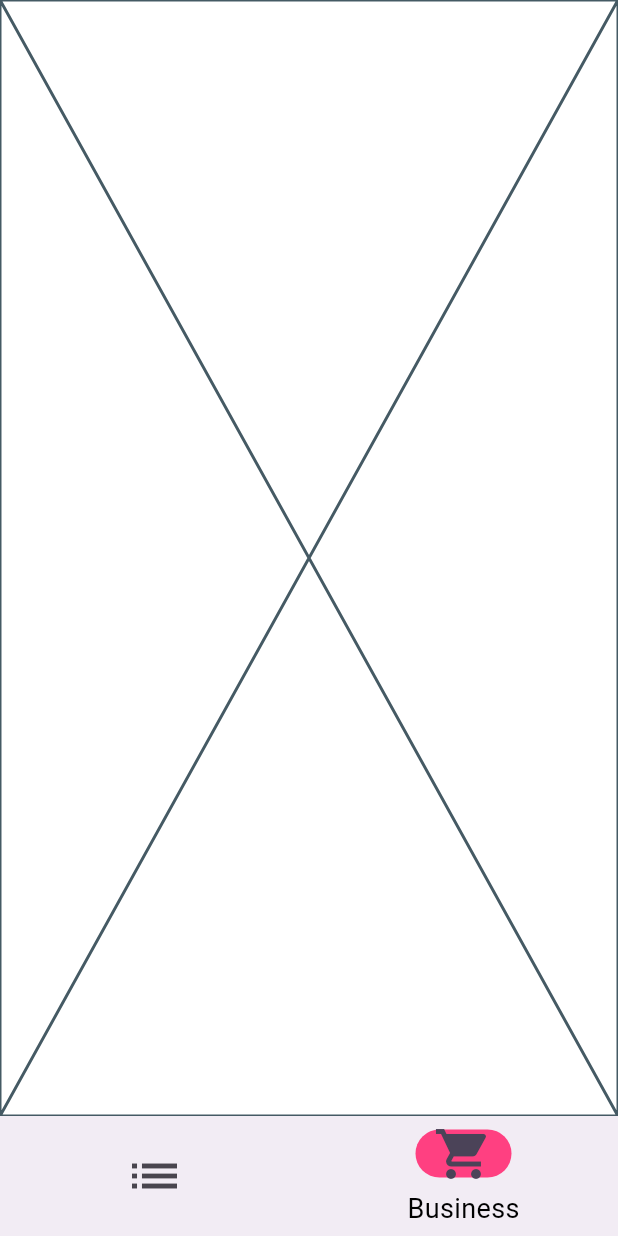
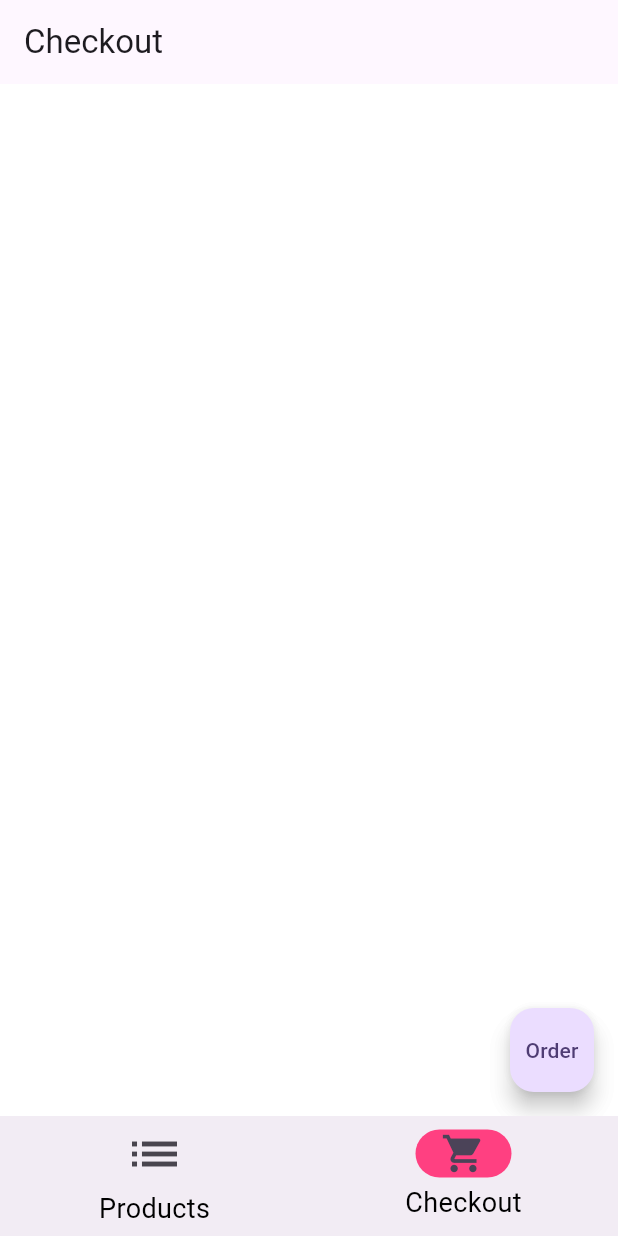
Before and after one commit to henry-dura/Simple-Shopping-App, a Flutter app: the screen it shows after launch, item 2 of the bottom bar chosen, on a phone screen of 412 x 824 dp. Run offline on Flutter 3.47's test engine with Material 3 defaults, Android fonts, the phone set to English and light mode, and no system bars.

Commit message:
Add Checkout page

```diff
--- a/lib/checkout_page.dart
+++ b/lib/checkout_page.dart
@@ -1,10 +1,63 @@
 import 'package:flutter/material.dart';
 
-class CheckOut extends StatelessWidget {
+import 'product_model.dart';
+
+class CheckOut extends StatefulWidget {
   const CheckOut({super.key});
+  static List<ProductModel> cartedProducts = [];
 
   @override
+  State<CheckOut> createState() => _CheckOutState();
+}
+
+class _CheckOutState extends State<CheckOut> {
+  @override
   Widget build(BuildContext context) {
-    return const Placeholder();
+    return Scaffold(
+      appBar: AppBar(
+        title: const Text('Checkout'),
+      ),
+      body: ListView.builder(
+        itemCount: CheckOut.cartedProducts.length,
+        itemBuilder: (BuildContext context, int index) {
+          final product = CheckOut.cartedProducts[index];
+          return Card(
+            child: ListTile(
+              leading: Container(
+                color: Colors.blueGrey,
+                height: 100,
+                width: 100,
+                child: Center(
+                    child: Text(
+                  product.image,
+                  style: const TextStyle(fontSize: 20),
+                )),
+              ),
+              title: Text(product.title,style: const TextStyle(fontSize: 20),),
+              subtitle: Text(
+                '\u20A6${product.price}',
+                style: const TextStyle(fontSize: 18),
+              ),
+              trailing: IconButton(
+                onPressed: (){
+                  setState(() {
+                    CheckOut.cartedProducts.removeAt(index);
+                  });
+                },
+                icon: const Icon(
+                  Icons.close,
+                  color: Colors.red,
+                  size: 35,
+                ),
+              ),
+            ),
+          );
+        },
+      ),
+      floatingActionButton: FloatingActionButton(
+        onPressed: () {},
+        child: const Text('Order'),
+      ),
+    );
   }
 }
--- a/lib/home_page.dart
+++ b/lib/home_page.dart
@@ -17,15 +17,9 @@ class _HomePageState extends State<HomePage> {
       bottomNavigationBar: NavigationBarTheme(
         data: NavigationBarThemeData(
             labelTextStyle: MaterialStateProperty.all(const TextStyle(color: Colors.black,fontSize: 18))
-          // MaterialStateProperty.resolveWith<TextStyle>(
-          //       (Set<MaterialState> states) => states.contains(MaterialState.selected)
-          //       ? const TextStyle(color: Colors.white,fontSize: 18)
-          //       : const TextStyle(color: Colors.black),
-          // ),
+
         ),
         child: NavigationBar(
-          labelBehavior: NavigationDestinationLabelBehavior.onlyShowSelected,
-
           onDestinationSelected: (int index) {
             setState(() {
               currentPageIndex = index;
@@ -37,13 +31,11 @@ class _HomePageState extends State<HomePage> {
             NavigationDestination(
               selectedIcon: Icon(Icons.list,size: 40,),
               icon: Icon(Icons.list,size: 40,),
-              label: 'Home',
-              tooltip: 'home',
+              label: 'Products',
             ),
             NavigationDestination(
-              icon: Icon(Icons.shopping_cart,size: 40,),
-              label: 'Business',
-              tooltip: 'Business',
+              icon: Icon(Icons.shopping_cart,size: 30,),
+              label: 'Checkout',
             ),
 
           ],
@@ -51,7 +43,7 @@ class _HomePageState extends State<HomePage> {
       ),
       body: <Widget>[
         ProductPage(),
-        CheckOut(),
+        const CheckOut(),
       ][currentPageIndex],
     );
   }
--- a/lib/main.dart
+++ b/lib/main.dart
@@ -1,7 +1,6 @@
 import 'package:flutter/material.dart';
 import 'package:simple_shopping_app/home_page.dart';
 
-import 'product_page.dart';
 
 void main() {
   runApp(const MyApp());
@@ -21,7 +20,7 @@ class MyApp extends StatelessWidget {
         useMaterial3: true,
         scaffoldBackgroundColor: Colors.white30,
       ),
-      home: HomePage(),
+      home: const HomePage(),
     );
   }
 }
--- a/lib/product_page.dart
+++ b/lib/product_page.dart
@@ -1,4 +1,5 @@
 import 'package:flutter/material.dart';
+import 'package:simple_shopping_app/checkout_page.dart';
 import 'package:simple_shopping_app/product_model.dart';
 
 class ProductPage extends StatelessWidget {
@@ -65,7 +66,9 @@ class ProductPage extends StatelessWidget {
                             style: ElevatedButton.styleFrom(
                               backgroundColor: Colors.green,
                             ),
-                            onPressed: () {},
+                            onPressed: () {
+                              CheckOut.cartedProducts.add(product);
+                            },
                             child: const Text('Checkout',style: TextStyle(color: Colors.black),),
                           )
                         ],
```
